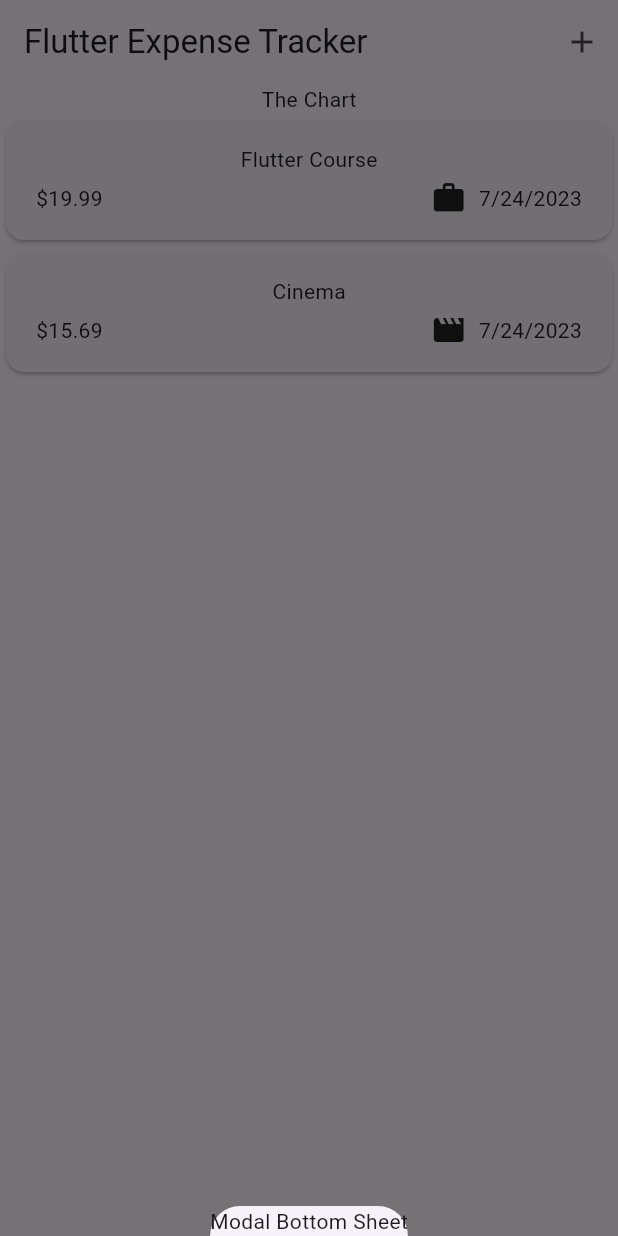
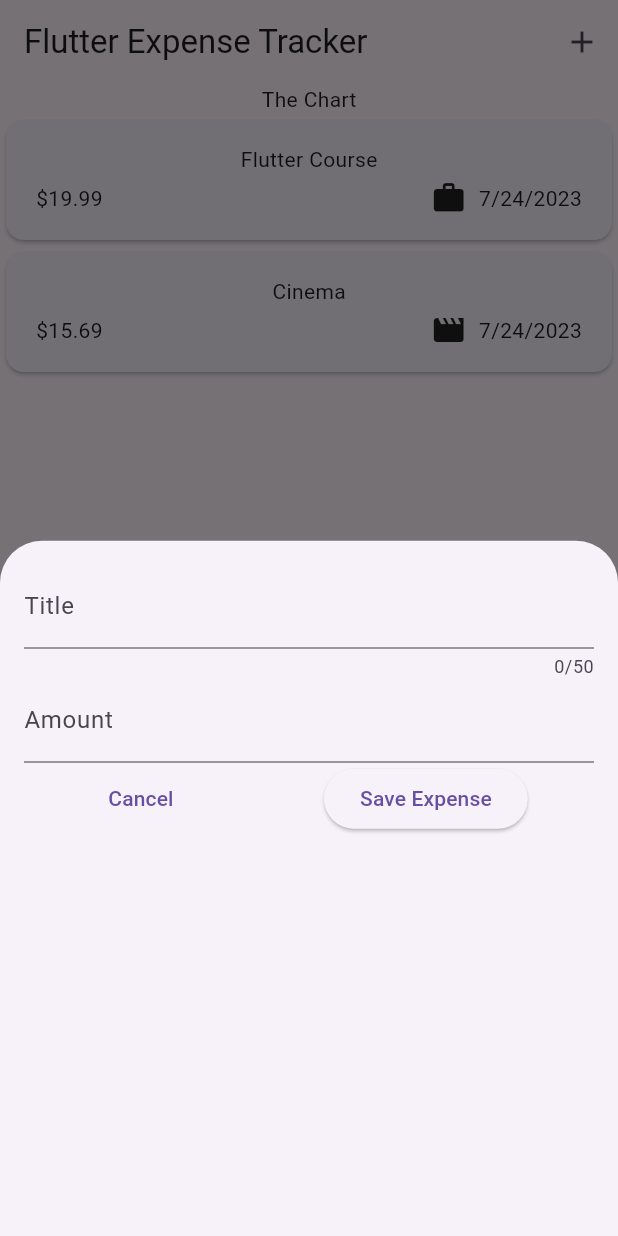
Before and after one commit to fantasy-art/expense_tracker, a Flutter app: the screen it shows after launch, after a tap on the "add" icon, on a phone screen of 412 x 824 dp. Run offline on Flutter 3.47's test engine with Material 2 defaults, Android fonts, the phone set to English and light mode, and no system bars.

Commit message:
add  amount textfield

```diff
--- a/lib/views/expenses_view.dart
+++ b/lib/views/expenses_view.dart
@@ -1,4 +1,5 @@
 import 'package:expense_tracker/widgets/expenses/expenses_list.dart';
+import 'package:expense_tracker/widgets/new_expense.dart';
 import 'package:flutter/material.dart';
 
 import '../data/expense_data.dart';
@@ -14,7 +15,7 @@ class _ExpensesViewState extends State<ExpensesView> {
   void _openAddExpenseOverlay() {
     showModalBottomSheet(
       context: context,
-      builder: (ctx) => const Text('Modal Bottom Sheet'),
+      builder: (ctx) => const NewExpense(),
     );
   }
 
--- /dev/null
+++ b/lib/widgets/new_expense.dart
@@ -0,0 +1,57 @@
+import 'package:flutter/material.dart';
+
+class NewExpense extends StatefulWidget {
+  const NewExpense({super.key});
+
+  @override
+  State<NewExpense> createState() => _NewExpenseState();
+}
+
+class _NewExpenseState extends State<NewExpense> {
+  final _titleController = TextEditingController();
+  final _amountController = TextEditingController();
+
+  @override
+  void dispose() {
+    _titleController.dispose();
+    _amountController.dispose();
+    super.dispose();
+  }
+
+  @override
+  Widget build(BuildContext context) {
+    return Padding(
+      padding: const EdgeInsets.all(16),
+      child: Column(
+        children: [
+          TextField(
+            controller: _titleController,
+            maxLength: 50,
+            keyboardType: TextInputType.text,
+            decoration: const InputDecoration(
+              label: Text('Title'),
+            ),
+          ),
+          TextField(
+            controller: _amountController,
+            keyboardType: TextInputType.number,
+            decoration: const InputDecoration(
+              label: Text('Amount'),
+              prefixText: '\$ ',
+            ),
+          ),
+          Row(
+            mainAxisAlignment: MainAxisAlignment.spaceAround,
+            children: [
+              TextButton(
+                  onPressed: () => Navigator.pop(context),
+                  child: const Text('Cancel')),
+              ElevatedButton(
+                  onPressed: () {}, child: const Text('Save Expense'))
+            ],
+          )
+        ],
+      ),
+    );
+  }
+}
```
